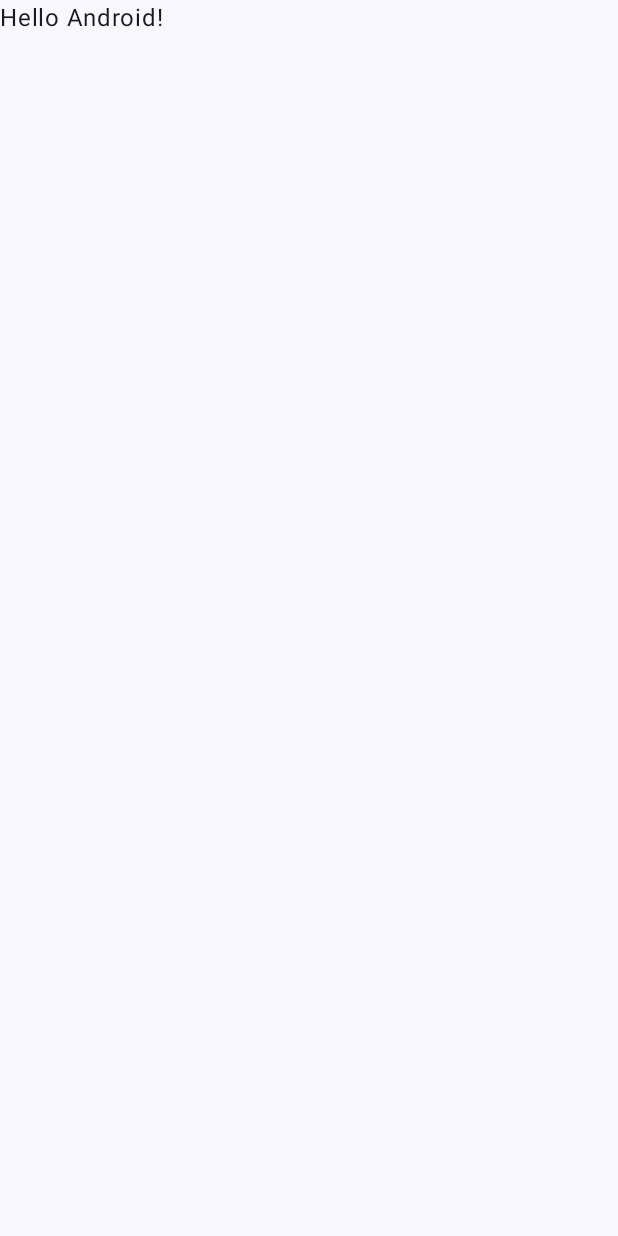
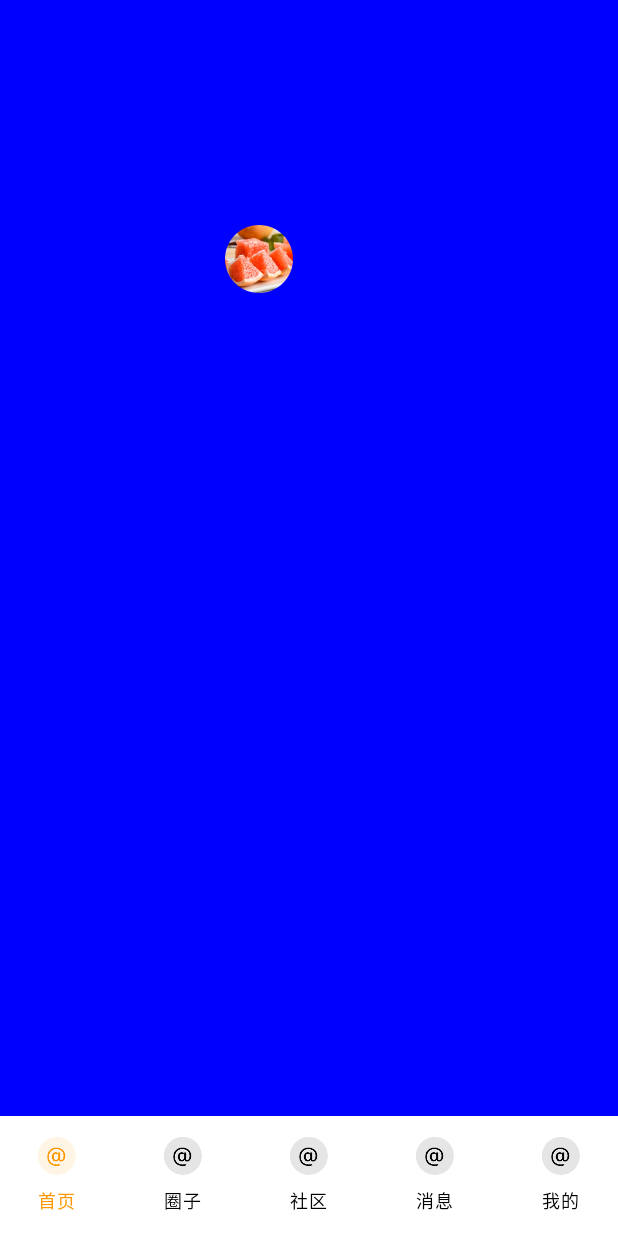
Before and after one commit to wangshouxue/ComposeDemo, an Android app built with Jetpack Compose: the screen it shows after launch (MainActivity), on a phone screen of 412 x 824 dp. Before the commit the screen is almost empty. Run offline under Robolectric (Android 15) with nearby library versions, the phone set to English and light mode, and no system bars.

Commit message:
首页tab页面布局

```diff
--- a/app/src/main/java/com/example/composedemo/MainActivity.kt
+++ b/app/src/main/java/com/example/composedemo/MainActivity.kt
@@ -1,43 +1,105 @@
 package com.example.composedemo
 
+import android.annotation.SuppressLint
 import android.os.Bundle
+import android.widget.TableRow
 import androidx.activity.ComponentActivity
 import androidx.activity.compose.setContent
-import androidx.compose.foundation.layout.fillMaxSize
-import androidx.compose.material3.MaterialTheme
-import androidx.compose.material3.Surface
-import androidx.compose.material3.Text
-import androidx.compose.runtime.Composable
+import androidx.compose.foundation.Image
+import androidx.compose.foundation.background
+import androidx.compose.foundation.layout.*
+import androidx.compose.material.icons.Icons
+import androidx.compose.material.icons.filled.AccountCircle
+import androidx.compose.material.icons.filled.Add
+import androidx.compose.material.icons.filled.Close
+import androidx.compose.material.icons.filled.Star
+import androidx.compose.material3.*
+import androidx.compose.runtime.*
+import androidx.compose.ui.Alignment
 import androidx.compose.ui.Modifier
+import androidx.compose.ui.graphics.Color
+import androidx.compose.ui.graphics.vector.rememberVectorPainter
+import androidx.compose.ui.res.colorResource
+import androidx.compose.ui.res.painterResource
 import androidx.compose.ui.tooling.preview.Preview
+import androidx.compose.ui.unit.dp
+import com.example.composedemo.beans.MainEntity
+import com.example.composedemo.fragmentui.*
 import com.example.composedemo.ui.theme.ComposeDemoTheme
 
+@OptIn(ExperimentalMaterial3Api::class)
 class MainActivity : ComponentActivity() {
+    var selectMap = mutableStateMapOf<String, Boolean>()
+    var currentItem by mutableStateOf("home")
+
     override fun onCreate(savedInstanceState: Bundle?) {
         super.onCreate(savedInstanceState)
         setContent {
             ComposeDemoTheme {
-                // A surface container using the 'background' color from the theme
-                Surface(
-                    modifier = Modifier.fillMaxSize(),
-                    color = MaterialTheme.colorScheme.background
-                ) {
-                    Greeting(intent?.getStringExtra("name")?:"Android")
-                }
+                val list= mutableListOf<MainEntity>()
+                list.add(MainEntity("首页","home"))
+                list.add(MainEntity("圈子","circle"))
+                list.add(MainEntity("社区","forum"))
+                list.add(MainEntity("消息","msg"))
+                list.add(MainEntity("我的","my"))
+                tabLayout(list)
+
             }
         }
     }
+
+    @SuppressLint("UnusedMaterial3ScaffoldPaddingParameter")
+    @Composable
+    fun tabLayout(list:MutableList<MainEntity>) {
+        Scaffold(
+            bottomBar = {
+                NavigationBar(containerColor= Color.White,contentColor=Color.Transparent) {
+                    for (bean in list) {
+                        NavigationBarItem(
+                            colors=NavigationBarItemDefaults.colors(indicatorColor=Color.White),
+                            selected = (selectMap.get(bean.name) ?: false),
+                            onClick = {
+                                for (j in selectMap.keys) {
+                                    selectMap.put(j, false)
+                                }
+                                selectMap.put(bean.name, true)
+                                currentItem=bean.direct
+                            },
+                            icon = {
+                                        Icon(
+                                        modifier = Modifier
+                                            .align(Alignment.CenterVertically)
+                                            .size(25.dp),
+                                        painter=painterResource(id = R.mipmap.ic_at),
+                                        contentDescription = null,
+                                        tint = if (selectMap.get(bean.name)?:false) colorResource(id = R.color.color_ff9800) else Color.Black)
+                            },
+                            label = {
+                                Text(
+                                    text = "${bean.name}",
+                                    color = if (selectMap.get(bean.name) ?: false) colorResource(id = R.color.color_ff9800) else Color.Black
+                                )
+                            })
+                    }
+                }
+            },
+            containerColor = Color.Blue
+        )
+        {
+            when (currentItem){
+                "home"-> homeLayout()
+                "circle"->circleLayout()
+                "forum"-> forumLayout()
+                "msg"->msgLayout()
+                "my"->myLayout()
+            }
+//            Box(modifier = Modifier.fillMaxSize()) {
+//                Text(color = Color.Black, modifier = Modifier.align(Alignment.Center), text = "内容")
+//            }
+//
+        }
+        selectMap.put("首页", true)
+    }
+
+
 }
-
-@Composable
-fun Greeting(name: String) {
-    Text(text = "Hello $name!")
-}
-
-@Preview(showBackground = true)
-@Composable
-fun DefaultPreview() {
-    ComposeDemoTheme {
-        Greeting("Android")
-    }
-}
--- /dev/null
+++ b/app/src/main/java/com/example/composedemo/beans/MainEntity.kt
@@ -0,0 +1,3 @@
+package com.example.composedemo.beans
+
+data class MainEntity(var name:String="",var direct:String="")
--- /dev/null
+++ b/app/src/main/java/com/example/composedemo/fragmentui/Home.kt
@@ -0,0 +1,18 @@
+package com.example.composedemo.fragmentui
+
+import androidx.compose.foundation.Image
+import androidx.compose.foundation.layout.padding
+import androidx.compose.material3.Text
+import androidx.compose.runtime.Composable
+import androidx.compose.ui.Modifier
+import androidx.compose.ui.graphics.Color
+import androidx.compose.ui.res.painterResource
+import androidx.compose.ui.unit.dp
+import com.example.composedemo.R
+
+@Composable
+fun homeLayout(){
+    Image(painter= painterResource(id = R.mipmap.img),
+        contentDescription = null,
+        modifier= Modifier.padding(150.dp))
+}
--- a/app/src/main/res/values/colors.xml
+++ b/app/src/main/res/values/colors.xml
@@ -12,4 +12,8 @@
     <color name="color_868D97">#868D97</color>
     <color name="color_222222">#222222</color>
     <color name="purple10">#1A6200EE</color>
+    <color name="color_ffd73a">#ffd73a</color>
+    <color name="color_c4beb7">#c4beb7</color>
+    <color name="color_ff9800">#FF9800</color>
+
 </resources>
```
Also changed, not shown: app/src/main/java/com/example/composedemo/fragmentui/Circle.kt (added, +18 -0 lines), app/src/main/java/com/example/composedemo/fragmentui/Forum.kt (added, +18 -0 lines), app/src/main/java/com/example/composedemo/fragmentui/Msg.kt (added, +18 -0 lines), app/src/main/java/com/example/composedemo/fragmentui/My.kt (added, +13 -0 lines).
